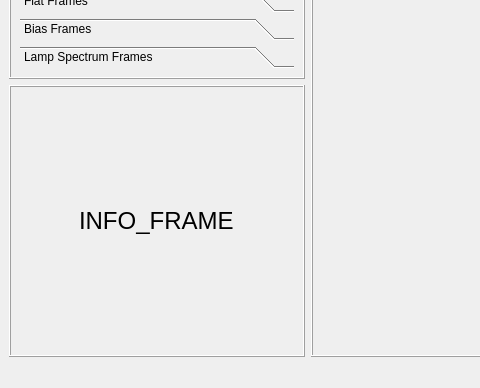
Qt form ast_analysis/resources/forms/qt/main_window.ui (jwfraustro/ast-analysis) before a commit; both pictures show x 0 to 480 and y 324 to 712 of the 1013 by 712 pixel window.
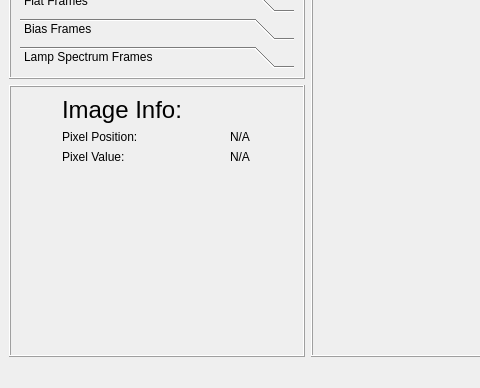
The same form after that commit. Custom widgets are drawn as their Qt base class.

Commit message: display image get pixel value / position under mouse

```diff
--- a/ast_analysis/resources/forms/qt/main_window.ui
+++ b/ast_analysis/resources/forms/qt/main_window.ui
@@ -162,9 +162,70 @@
       <property name="frameShadow">
        <enum>QFrame::Raised</enum>
       </property>
-      <layout class="QVBoxLayout" name="verticalLayout_4">
-       <item alignment="Qt::AlignHCenter">
+      <layout class="QGridLayout" name="gridLayout_2">
+       <property name="leftMargin">
+        <number>9</number>
+       </property>
+       <item row="1" column="1">
+        <widget class="QLabel" name="pixel_pos_lbl">
+         <property name="sizePolicy">
+          <sizepolicy hsizetype="Fixed" vsizetype="Fixed">
+           <horstretch>0</horstretch>
+           <verstretch>0</verstretch>
+          </sizepolicy>
+         </property>
+         <property name="text">
+          <string>N/A</string>
+         </property>
+        </widget>
+       </item>
+       <item row="2" column="1">
+        <widget class="QLabel" name="pixel_val_lbl">
+         <property name="sizePolicy">
+          <sizepolicy hsizetype="Fixed" vsizetype="Fixed">
+           <horstretch>0</horstretch>
+           <verstretch>0</verstretch>
+          </sizepolicy>
+         </property>
+         <property name="text">
+          <string>N/A</string>
+         </property>
+        </widget>
+       </item>
+       <item row="1" column="0">
+        <widget class="QLabel" name="label">
+         <property name="sizePolicy">
+          <sizepolicy hsizetype="Fixed" vsizetype="Fixed">
+           <horstretch>0</horstretch>
+           <verstretch>0</verstretch>
+          </sizepolicy>
+         </property>
+         <property name="text">
+          <string>Pixel Position:</string>
+         </property>
+        </widget>
+       </item>
+       <item row="2" column="0">
+        <widget class="QLabel" name="label_3">
+         <property name="sizePolicy">
+          <sizepolicy hsizetype="Fixed" vsizetype="Fixed">
+           <horstretch>0</horstretch>
+           <verstretch>0</verstretch>
+          </sizepolicy>
+         </property>
+         <property name="text">
+          <string>Pixel Value:</string>
+         </property>
+        </widget>
+       </item>
+       <item row="0" column="0">
         <widget class="QLabel" name="info_lbl">
+         <property name="sizePolicy">
+          <sizepolicy hsizetype="Fixed" vsizetype="Fixed">
+           <horstretch>0</horstretch>
+           <verstretch>0</verstretch>
+          </sizepolicy>
+         </property>
          <property name="font">
           <font>
            <pointsize>18</pointsize>
@@ -173,10 +234,23 @@
           </font>
          </property>
          <property name="text">
-          <string>INFO_FRAME</string>
+          <string>Image Info:</string>
          </property>
         </widget>
        </item>
+       <item row="3" column="0">
+        <spacer name="verticalSpacer">
+         <property name="orientation">
+          <enum>Qt::Vertical</enum>
+         </property>
+         <property name="sizeHint" stdset="0">
+          <size>
+           <width>20</width>
+           <height>40</height>
+          </size>
+         </property>
+        </spacer>
+       </item>
       </layout>
      </widget>
     </item>
```
Left out of the diff: 4 changed lines with no effect on the pictures. The commit also changes 2 other files.
